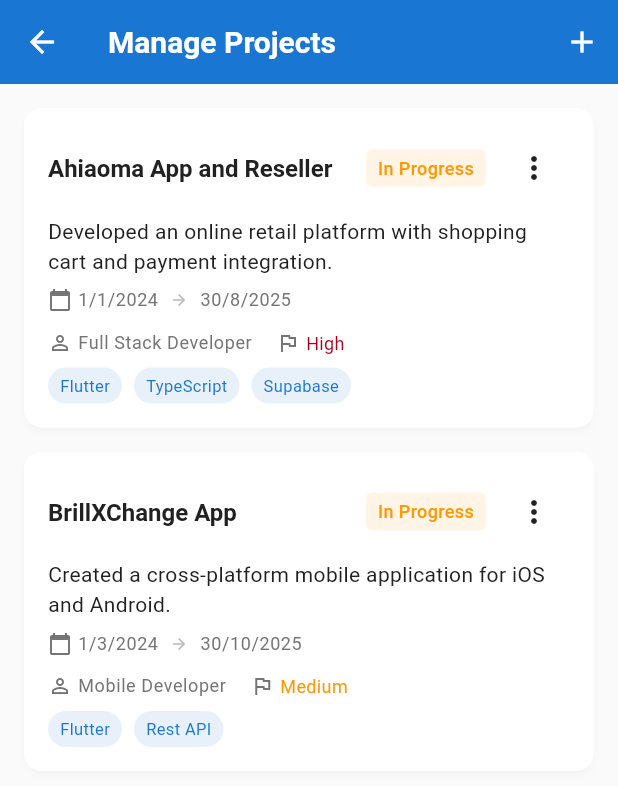
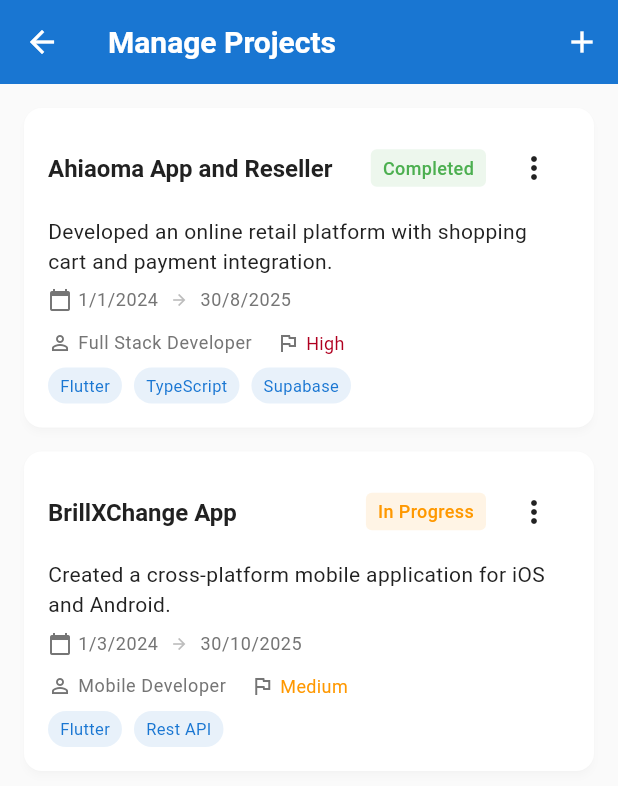
Before and after one commit to Leo-Chan01/ephraim_umunnakwe, a Flutter app: the screen it shows once a user with an empty profile is signed in, after a tap on "Manage Projects", on a phone screen of 412 x 824 dp. Shown: the top 786 px of the screen. Run offline on Flutter 3.47's test engine with Material 3 defaults, Android fonts, the phone set to English and light mode, and no system bars; our stand-ins replace animated_text_kit, avatar_glow, carousel_slider, flutter_rating_stars, flutter_screenutil, font_awesome_flutter and 3 more; accounts and stored records are empty.

Commit message:
update content

```diff
--- a/admin_dashboard/lib/models/portfolio_data.dart
+++ b/admin_dashboard/lib/models/portfolio_data.dart
@@ -58,6 +58,7 @@ class Project {
         if (previewImage != null) 'preview_image': previewImage,
         if (projectUrl != null) 'project_url': projectUrl,
         if (githubUrl != null) 'github_url': githubUrl,
+        'updated_at': DateTime.now().toIso8601String(),
       };
 
   Project copyWith({
--- a/admin_dashboard/lib/providers/admin_provider.dart
+++ b/admin_dashboard/lib/providers/admin_provider.dart
@@ -100,7 +100,7 @@ class AdminProvider extends ChangeNotifier {
         name: 'Ahiaoma App and Reseller',
         description:
             'Developed an online retail platform with shopping cart and payment integration.',
-        status: 'In Progress',
+        status: 'Completed',
         startDate: DateTime(2024, 1, 1),
         endDate: DateTime(2025, 8, 30),
         priority: 'High',
--- a/admin_dashboard/lib/screens/dashboard_screen.dart
+++ b/admin_dashboard/lib/screens/dashboard_screen.dart
@@ -27,6 +27,7 @@ class _DashboardScreenState extends State<DashboardScreen> {
       theme: AdminTheme.lightTheme,
       darkTheme: AdminTheme.darkTheme,
       themeMode: _isDarkMode ? ThemeMode.dark : ThemeMode.light,
+      debugShowCheckedModeBanner: false,
       home: Scaffold(
         appBar: AppBar(
           title: const Text('Portfolio Admin Dashboard'),
--- a/admin_dashboard/lib/services/supabase_service.dart
+++ b/admin_dashboard/lib/services/supabase_service.dart
@@ -23,7 +23,7 @@ class SupabaseService {
   Future<Project?> addProject(Project project) async {
     try {
       final projectData = project.toJson();
-      projectData.remove('id'); // Remove id for insert
+      projectData.remove('id');
 
       final response = await _client
           .from(SupabaseTables.projects)
```
